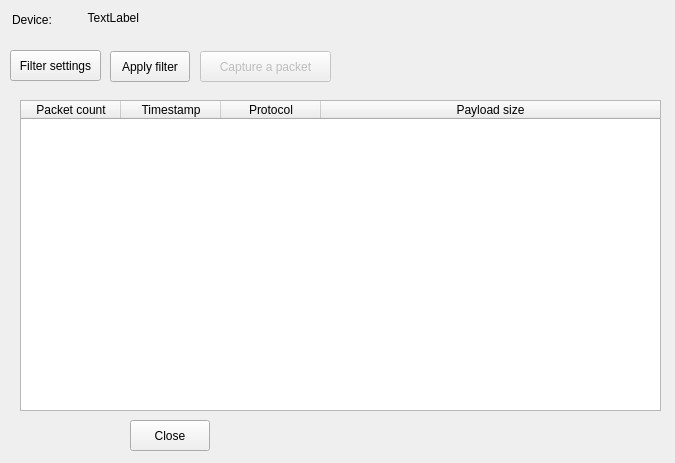
First picture: the form in packetcapturewindow.ui, repository AONunan/FinalYearProject, before the edit.
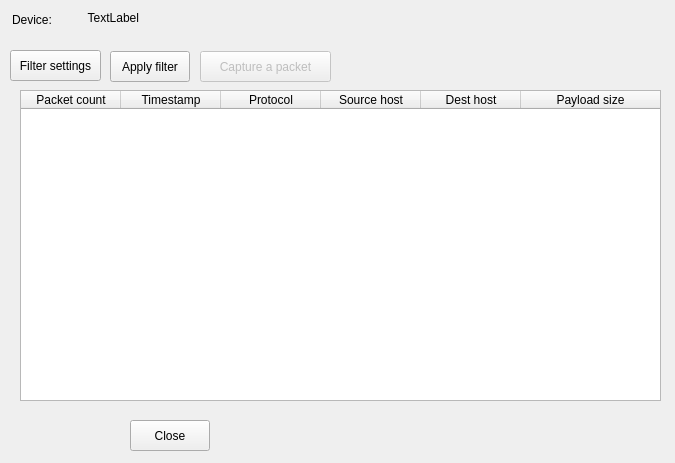
Second picture: the form after the edit.

Commit message: Added PacketInfoDialog window

```diff
--- a/packetcapturewindow.ui
+++ b/packetcapturewindow.ui
@@ -101,7 +101,7 @@
    <property name="geometry">
     <rect>
      <x>20</x>
-     <y>100</y>
+     <y>90</y>
      <width>641</width>
      <height>311</height>
     </rect>
@@ -128,7 +128,7 @@
     <number>0</number>
    </property>
    <property name="columnCount">
-    <number>4</number>
+    <number>6</number>
    </property>
    <attribute name="horizontalHeaderStretchLastSection">
     <bool>true</bool>
@@ -151,6 +151,16 @@
      <string>Protocol</string>
     </property>
    </column>
+   <column>
+    <property name="text">
+     <string>Source host</string>
+    </property>
+   </column>
+   <column>
+    <property name="text">
+     <string>Dest host</string>
+    </property>
+   </column>
    <column>
     <property name="text">
      <string>Payload size</string>
```
The commit also changes 6 other files.
